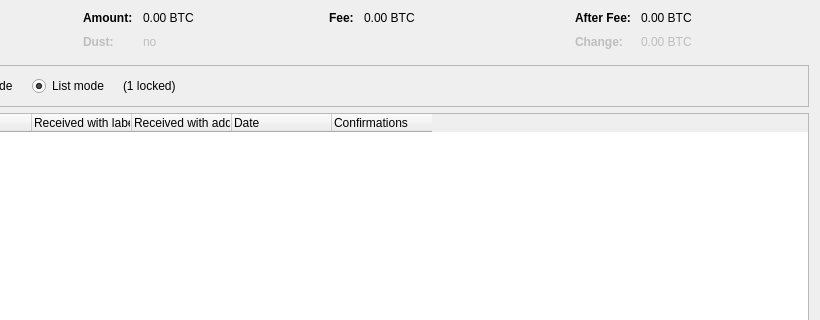
Qt form src/qt/forms/coincontroldialog.ui (LIMXTEC/BitSend) before a commit; both pictures show x 180 to 1000 and y 0 to 320 of the 1000 by 500 pixel window.
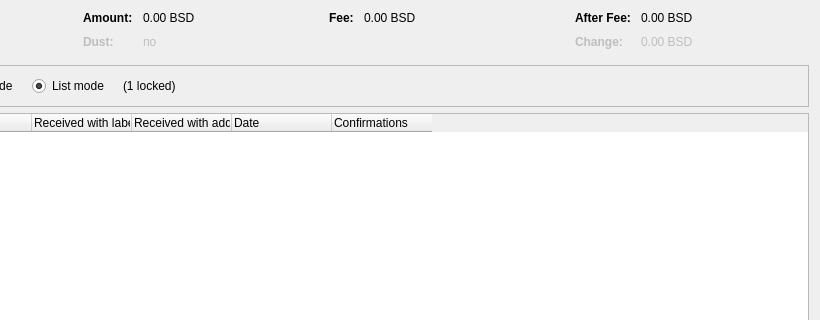
The same form after that commit. Custom widgets are drawn as their Qt base class.

The edit to the form file:
```diff
--- a/src/qt/forms/coincontroldialog.ui
+++ b/src/qt/forms/coincontroldialog.ui
@@ -132,7 +132,7 @@
           <enum>Qt::ActionsContextMenu</enum>
          </property>
          <property name="text">
-          <string notr="true">0.00 BTC</string>
+          <string notr="true">0.00 BSD</string>
          </property>
          <property name="textInteractionFlags">
           <set>Qt::LinksAccessibleByMouse|Qt::TextSelectableByKeyboard|Qt::TextSelectableByMouse</set>
@@ -212,7 +212,7 @@
           <enum>Qt::ActionsContextMenu</enum>
          </property>
          <property name="text">
-          <string notr="true">0.00 BTC</string>
+          <string notr="true">0.00 BSD</string>
          </property>
          <property name="textInteractionFlags">
           <set>Qt::LinksAccessibleByMouse|Qt::TextSelectableByKeyboard|Qt::TextSelectableByMouse</set>
@@ -257,7 +257,7 @@
           <enum>Qt::ActionsContextMenu</enum>
          </property>
          <property name="text">
-          <string notr="true">0.00 BTC</string>
+          <string notr="true">0.00 BSD</string>
          </property>
          <property name="textInteractionFlags">
           <set>Qt::LinksAccessibleByMouse|Qt::TextSelectableByKeyboard|Qt::TextSelectableByMouse</set>
@@ -292,7 +292,7 @@
           <enum>Qt::ActionsContextMenu</enum>
          </property>
          <property name="text">
-          <string notr="true">0.00 BTC</string>
+          <string notr="true">0.00 BSD</string>
          </property>
          <property name="textInteractionFlags">
           <set>Qt::LinksAccessibleByMouse|Qt::TextSelectableByKeyboard|Qt::TextSelectableByMouse</set>
```
